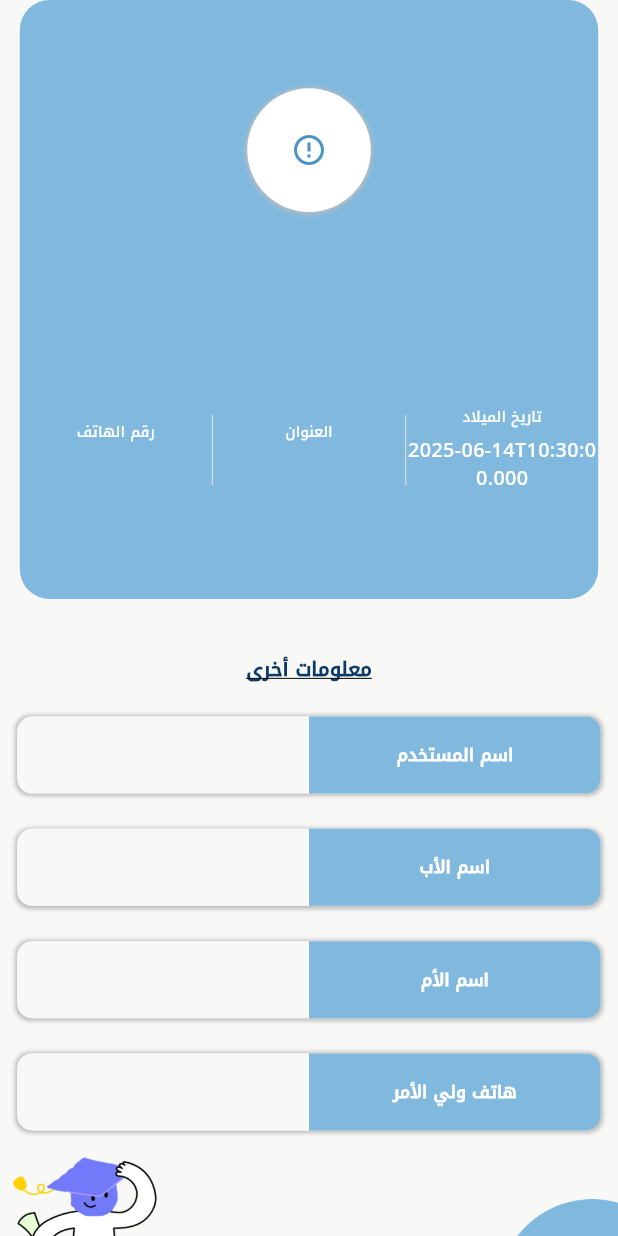
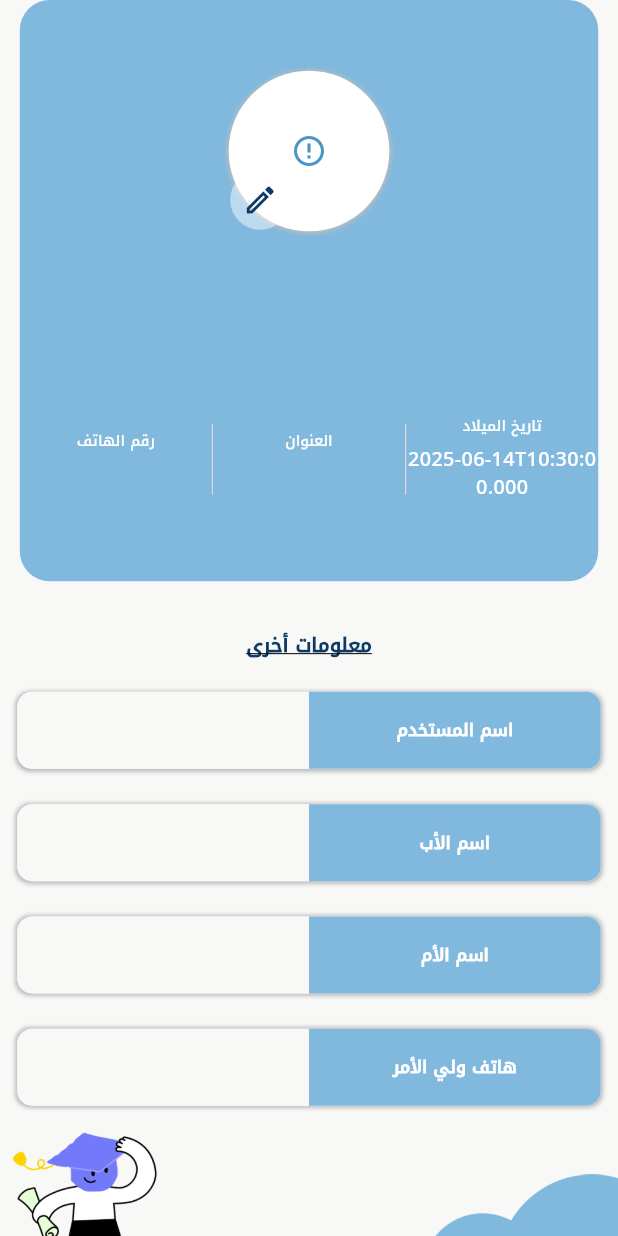
Before and after one commit to abdullahhameed23424-hub/Salmat, a Flutter app: the ProfileScreen screen opened directly, on a phone screen of 412 x 824 dp. Run offline on Flutter 3.47's test engine with Material 3 defaults, Android fonts, the phone set to English and light mode, and no system bars; drawn by our look-alikes of cached_network_image; our stand-ins replace animate_do, app_links, bloc, buttons_tabbar, carousel_slider, chewie and 21 more; missing offline and left inert: easy_url_launcher, flutter_downloader; accounts and stored records are empty; network calls fail; project files that could hold a hidden picture were left out.

Commit message:
work-on-notes

```diff
--- a/lib/apis/urls.dart
+++ b/lib/apis/urls.dart
@@ -2,7 +2,6 @@
 
 class Urls {
   static const String domain = "https://slamat-back.icrcompany.net";
-  // static const String domain = "https://m-back.muahep.com.sy";
   static const String storageUrl = "$domain/storage/";
   static const String baseUrl = "$domain/api/v1/";
   static const String login = "login";
@@ -13,6 +12,7 @@ class Urls {
   static const String logout = "logout";
   static const String profile = "profile";
   static const String sections = "sections";
+
   static const String platformComments = "comments/platform";
   static const String sectionComments = "comments/section";
   static const String library = "library";
@@ -24,20 +24,7 @@ class Urls {
   static const String completedTests = 'auth/exams';
   static const String myCourses = 'auth/courses';
   static const String points = 'points';
-
-  static const String checkVerificationCode = "check/verification";
-  static const String restPassword = "reset-password";
-  static const String getVerificationCode = "send/verification-code";
   static const String home = "home/mobile";
-
-  static String notifications({required int read, required int page}) =>
+   static String notifications({required int read, required int page}) =>
       'notifications?paginate=1&page=$page&mark_read=$read';
-
-  static const String contactMessages = "contact-messages";
-
-  static const String librarySections = "sections?type=book_section";
-
-  static const updateEmail = '${baseUrl}update-email';
-
-  static const appInfo = 'infos';
 }
--- a/lib/modules/auth/view/screens/profile_screen.dart
+++ b/lib/modules/auth/view/screens/profile_screen.dart
@@ -1,26 +1,49 @@
 import 'package:flutter/material.dart';
 import 'package:flutter_bloc/flutter_bloc.dart';
 import 'package:flutter_screenutil/flutter_screenutil.dart';
+import 'package:flutter_widget_from_html_core/flutter_widget_from_html_core.dart';
 import 'package:my_project_new/constant/app_colors.dart';
 import 'package:my_project_new/constant/custom_themes.dart';
 import 'package:my_project_new/constant/images.dart';
 import 'package:my_project_new/constant/public_constant.dart';
 import 'package:my_project_new/localization/language_constrants.dart';
 import 'package:my_project_new/modules/auth/cubit/auth_cubit.dart';
+import 'package:my_project_new/modules/lessons/view/screens/image_viewer_screen.dart';
+import 'package:my_project_new/utils/global_functions.dart';
 import 'package:my_project_new/widgets/app_loading.dart';
 import 'package:my_project_new/widgets/cached_image.dart';
+import 'package:my_project_new/widgets/image_viewer.dart';
+import 'package:my_project_new/widgets/modern_loading_dialog.dart';
+import 'package:my_project_new/widgets/pick_image_dialog.dart';
 import 'package:my_project_new/widgets/try_again.dart';
 
 class ProfileScreen extends StatelessWidget {
-  const ProfileScreen({super.key, required this.authCubit});
+  ProfileScreen({super.key, required this.authCubit});
   final AuthCubit authCubit;
+  final GlobalKey<ModernLoadingDialogState> loadingKey =
+      GlobalKey<ModernLoadingDialogState>();
   @override
   Widget build(BuildContext context) {
     return Scaffold(
       appBar: AppBar(toolbarHeight: 0),
       body: BlocProvider.value(
-        value: authCubit,
-        child: BlocBuilder<AuthCubit, AuthState>(
+        value: authCubit, //..getProfile(),
+        child: BlocConsumer<AuthCubit, AuthState>(
+          listener: (context, state) {
+            if (state is EditProfileLoadingState) {
+              ModernLoadingDialog.show(context, loadingKey);
+            } else if (state is EditProfileSuccessState) {
+              if (loadingKey.currentState != null) {
+                Navigator.pop(context);
+              }
+              authCubit.getProfile();
+            } else if (state is EditProfileErrorState) {
+              if (loadingKey.currentState != null) {
+                Navigator.pop(context);
+              }
+              customSnackBar(context, success: 0, message: state.message);
+            }
+          },
           builder: (context, state) {
             final AuthCubit authCubit = context.read<AuthCubit>();
             if (state is GetProfileLoadingState) {
@@ -41,12 +64,22 @@ class ProfileScreen extends StatelessWidget {
                     color: AppColors.SECONDRY,
                   ),
                   margin: EdgeInsets.symmetric(horizontal: 16.w),
-                  padding: EdgeInsets.only(top: 50.h),
+                  padding: EdgeInsets.only(top: 40.h),
                   child: Column(
                     children: [
-                      Container(
-                        width: 100.w,
-                        height: 100.w,
+                      Stack(
+                        clipBehavior: Clip.none,
+                        children: [
+                          InkWell(
+                            onTap: () {
+                              pushTo(
+                                  context: context,
+                                  toPage: ImageViewer(
+                                      imageUrl: authCubit.user.image));
+                            },
+                            child: Container(
+                              width: 130.w,
+                              height: 130.w,
                               clipBehavior: Clip.hardEdge,
                               decoration: BoxDecoration(
                                   shape: BoxShape.circle,
@@ -57,6 +90,33 @@ class ProfileScreen extends StatelessWidget {
                                 boxFit: BoxFit.cover,
                               ),
                             ),
+                          ),
+                          Positioned(
+                            bottom: -3,
+                            left: -3,
+                            child: IconButton(
+                                style: IconButton.styleFrom(
+                                    backgroundColor:
+                                        AppColors.WHITE.withAlpha(120)),
+                                onPressed: () {
+                                  showModalBottomSheet(
+                                    context: context,
+                                    builder: (context) => PickImageDialog(
+                                      onSelect: ({required imageSource}) {
+                                        authCubit.pickImage(
+                                            imageSource: imageSource);
+                                        Navigator.pop(context);
+                                      },
+                                    ),
+                                  );
+                                },
+                                icon: const Icon(
+                                  Icons.edit_outlined,
+                                  color: AppColors.LOGO_PRIMARY,
+                                )),
+                          )
+                        ],
+                      ),
                       SizedBox(height: 8.h),
                       Text(authCubit.user.fullName,
                           style: titilliumBold.copyWith(
@@ -64,7 +124,7 @@ class ProfileScreen extends StatelessWidget {
                       SizedBox(height: 8.h),
                       Text(authCubit.user.grade?.name ?? "",
                           style: titilliumBold.copyWith(fontSize: 20.sp)),
-                      SizedBox(height: 54.h),
+                      SizedBox(height: 48.h),
                       Row(
                         mainAxisAlignment: MainAxisAlignment.spaceBetween,
                         children: [
@@ -81,11 +141,11 @@ class ProfileScreen extends StatelessWidget {
                               value: authCubit.user.phoneNumber),
                         ],
                       ),
-                      SizedBox(height: 60.h),
+                      SizedBox(height: 45.h),
                     ],
                   ),
                 ),
-                SizedBox(height: 32.h),
+                SizedBox(height: 28.h),
                 Text(translate('other_info_title', context),
                     style: titilliumBold.copyWith(
                         decoration: TextDecoration.underline)),
--- a/lib/modules/courses/view/screens/my_courses_screen.dart
+++ b/lib/modules/courses/view/screens/my_courses_screen.dart
@@ -23,7 +23,7 @@ class MyCoursesScreen extends StatelessWidget {
   Widget build(BuildContext context) {
     return AppScaffold(
       appBarBorderRadius: BorderRadius.zero,
-      title: translate('my_courses', context),
+      title: translate('my_subjects', context),
       body: BlocProvider(
         create: (context) => CoursesCubit()..getMycourses(),
         child: BlocBuilder<CoursesCubit, CoursesState>(
@@ -116,7 +116,7 @@ class _CoursesHeader extends StatelessWidget {
       child: Row(
         children: <Widget>[
           Text(
-            "${translate('my_courses', context)} $numOfCourses",
+            "${translate('my_subjects', context)} $numOfCourses",
             style: titilliumSemiBold,
           ),
           const Spacer(),
--- a/lib/modules/lessons/models/lesson.dart
+++ b/lib/modules/lessons/models/lesson.dart
@@ -17,7 +17,6 @@ class Lesson {
   final String videoUrl;
   final String videoFile;
   final String time;
-  final String coverImage;
   final bool isOpen;
   final List<AppFile> files;
   final List<String> images;
@@ -43,7 +42,6 @@ class Lesson {
     required this.videoUrl,
     required this.videoFile,
     required this.time,
-    required this.coverImage,
     required this.isOpen,
     required this.files,
     required this.nextLessonId,
@@ -127,7 +125,6 @@ class Lesson {
       videoUrl: json["video_url"] ?? '',
       videoFile: json["video_file"] ?? "",
       time: json["time"],
-      coverImage: json["cover_image"],
       files: json["files"] != null
           ? List<AppFile>.from(json["files"].map((x) => AppFile.fromJson(x)))
           : [],
--- a/lib/modules/lessons/view/screens/image_viewer_screen.dart
+++ b/lib/modules/lessons/view/screens/image_viewer_screen.dart
@@ -1,4 +1,5 @@
 import 'package:flutter/material.dart';
+import 'package:my_project_new/apis/urls.dart';
 
 class ImageViewerScreen extends StatelessWidget {
   final String imageUrl;
@@ -20,7 +21,7 @@ class ImageViewerScreen extends StatelessWidget {
           minScale: 1,
           maxScale: 5,
           child: Image.network(
-            imageUrl,
+            '${Urls.storageUrl}$imageUrl',
             loadingBuilder: (context, child, progress) {
               if (progress == null) return child;
               return const Center(child: CircularProgressIndicator());
--- a/lib/modules/video/cubit/video_cubit.dart
+++ b/lib/modules/video/cubit/video_cubit.dart
@@ -49,9 +49,7 @@ class VideoCubit extends Cubit<VideoState> {
     controller = VideoPlayerController.networkUrl(
       Uri.parse(streamsList[selected].link),
       videoPlayerOptions: VideoPlayerOptions(
-        mixWithOthers: true,
-        allowBackgroundPlayback: true,
-      ),
+          mixWithOthers: true, allowBackgroundPlayback: true),
     );
 
     initStream = controller!.initialize();
--- a/pubspec.yaml
+++ b/pubspec.yaml
@@ -70,6 +70,7 @@ dependencies:
   permission_handler: ^12.0.0+1
   sqflite: ^2.4.1
   flutter_widget_from_html_core: ^0.16.0
+  flutter_image_compress: ^2.4.0
 
 
 
```
Also changed, not shown: lib/modules/auth/cubit/auth_cubit.dart (+68 -1 lines), lib/modules/auth/cubit/auth_state.dart (+0 -12 lines), lib/modules/lessons/cubit/lessons_cubit.dart (+4 -4 lines), pubspec.lock, 1 other file. Lines whose indentation alone changed are shown as unchanged.
